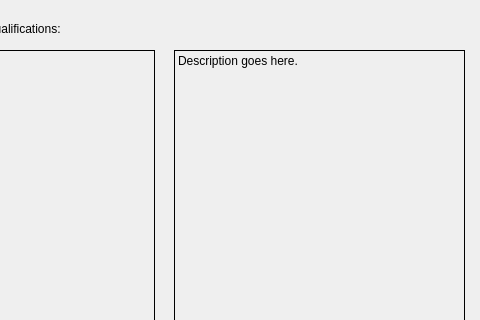
First picture: the form in createproject2.ui, repository w4est/COMP3004, before the edit; both pictures show x 96 to 576 and y 0 to 320 of the 576 by 550 pixel window.
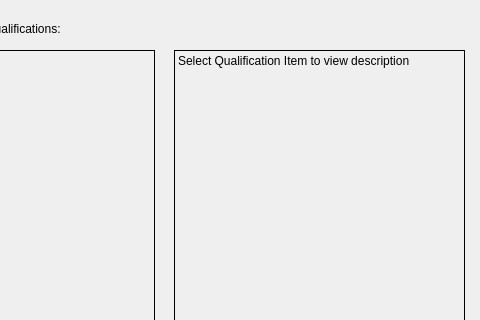
Second picture: the form after the edit.

What changed in the file:
```diff
--- a/createproject2.ui
+++ b/createproject2.ui
@@ -73,11 +73,14 @@
     <enum>QFrame::Panel</enum>
    </property>
    <property name="text">
-    <string>Description goes here.</string>
+    <string>Select Qualification Item to view description</string>
    </property>
    <property name="alignment">
     <set>Qt::AlignLeading|Qt::AlignLeft|Qt::AlignTop</set>
    </property>
+   <property name="wordWrap">
+    <bool>true</bool>
+   </property>
   </widget>
   <widget class="QPushButton" name="CreateButton">
    <property name="geometry">
```
